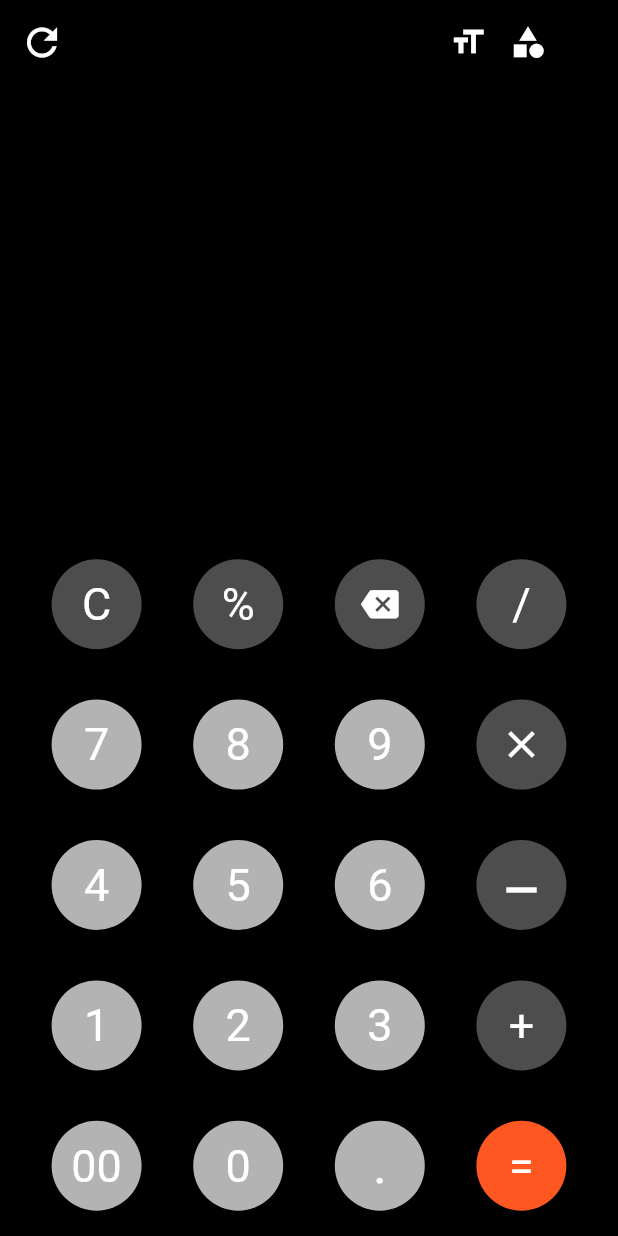
After one commit to theAkHilsarkar18/flutter_day9, a Flutter app: the screen it shows after launch, on a phone screen of 412 x 824 dp. The commit adds this screen. Run offline on Flutter 3.47's test engine with Material 2 defaults, Android fonts, the phone set to English and light mode, and no system bars.

Commit message:
18-12-2022 calculator

```diff
--- /dev/null
+++ b/lib/index2.dart
@@ -0,0 +1,298 @@
+import 'package:flutter/material.dart';
+
+class Index2 extends StatefulWidget {
+  const Index2({Key? key}) : super(key: key);
+
+  @override
+  State<Index2> createState() => _Index2State();
+}
+
+class _Index2State extends State<Index2> {
+  @override
+  Widget build(BuildContext context) {
+    return SafeArea(
+      child: Scaffold(
+        appBar: AppBar(
+          backgroundColor: Colors.black,
+          leading: Icon(Icons.refresh, size: 30, color: Colors.white),
+          actions: [
+            Row(
+              children: [
+                Container(
+                  height: 40,
+                  width: 40,
+                  child: Icon(Icons.format_size, size: 25, color: Colors.white),
+                ),
+                Container(
+                  height: 40,
+                  width: 40,
+                  child: Icon(Icons.category, size: 25, color: Colors.white),
+                ),
+                Container(
+                  height: 40,
+                  width: 40,
+                  child: Icon(Icons.more_vert, size: 25, color: Colors.black),
+                ),
+              ],
+            ),
+          ],
+        ),
+        body: Column(
+          crossAxisAlignment: CrossAxisAlignment.stretch,
+          children: [
+            Container(
+              height: 300,
+              width: 200,
+              decoration: BoxDecoration(
+                color: Colors.black,
+                //border: Border(bottom: BorderSide(color: Colors.white70,style: BorderStyle.solid),),
+              ),
+
+            ),
+            Expanded(
+              child: Container(
+                height: 200,
+                width: 200,
+                color: Colors.black,
+                child: Expanded(
+                  child: Column(
+                    crossAxisAlignment: CrossAxisAlignment.center,
+                    mainAxisAlignment: MainAxisAlignment.center,
+                    children: [
+                      // row 1
+                      Expanded(
+                        child: Row(
+                          mainAxisAlignment: MainAxisAlignment.spaceEvenly,
+                          children: [
+
+                            Container(
+                              alignment: Alignment.center,
+                              child: Text("C",style: TextStyle(color: Colors.white,fontSize: 30),),
+                              height: 60,
+                              width: 60,
+                              decoration: BoxDecoration(
+                                  shape: BoxShape.circle,
+                                  color: Colors.white30),
+                            ),
+
+                            Container(
+                              alignment: Alignment.center,
+                              child: Text("%",style: TextStyle(color: Colors.white,fontSize: 30),),
+                              height: 60,
+                              width: 60,
+                              decoration: BoxDecoration(
+                                  shape: BoxShape.circle,
+                                  color: Colors.white30),
+                            ),
+                            Container(
+                              alignment: Alignment.center,
+                              child: Icon(Icons.backspace,color: Colors.white,size: 25),
+                              height: 60,
+                              width: 60,
+                              decoration: BoxDecoration(
+                                  shape: BoxShape.circle,
+                                  color: Colors.white30),
+                            ),
+                            Container(
+                              alignment: Alignment.center,
+                              child: Text("/",style: TextStyle(color: Colors.white,fontSize: 30),),
+                              height: 60,
+                              width: 60,
+                              decoration: BoxDecoration(
+                                  shape: BoxShape.circle,
+                                  color: Colors.white30),
+                            ),
+                          ],
+                        ),
+                      ),
+
+                      // row 2
+                      Expanded(
+                        child: Row(
+                          mainAxisAlignment: MainAxisAlignment.spaceEvenly,
+                          children: [
+                            Container(
+                              alignment: Alignment.center,
+                              child: Text("7",style: TextStyle(color: Colors.white,fontSize: 30),),
+                              height: 60,
+                              width: 60,
+                              decoration: BoxDecoration(
+                                  shape: BoxShape.circle,
+                                  color: Colors.white70),
+                            ),
+                            Container(
+                              alignment: Alignment.center,
+                              child: Text("8",style: TextStyle(color: Colors.white,fontSize: 30),),
+                              height: 60,
+                              width: 60,
+                              decoration: BoxDecoration(
+                                  shape: BoxShape.circle,
+                                  color: Colors.white70),
+                            ),
+                            Container(
+                              alignment: Alignment.center,
+                              child: Text("9",style: TextStyle(color: Colors.white,fontSize: 30),),
+                              height: 60,
+                              width: 60,
+                              decoration: BoxDecoration(
+                                  shape: BoxShape.circle,
+                                  color: Colors.white70),
+                            ),
+                            Container(
+                              alignment: Alignment.center,
+                              child: Icon(Icons.clear,color: Colors.white,size: 30),
+                              height: 60,
+                              width: 60,
+                              decoration: BoxDecoration(
+                                  shape: BoxShape.circle,
+                                  color: Colors.white30),
+                            ),
+                          ],
+                        ),
+                      ),
+
+                      // row 3
+                      Expanded(
+                        child: Row(
+                          mainAxisAlignment: MainAxisAlignment.spaceEvenly,
+                          children: [
+                            Container(
+                              alignment: Alignment.center,
+                              child: Text("4",style: TextStyle(color: Colors.white,fontSize: 30),),
+                              height: 60,
+                              width: 60,
+                              decoration: BoxDecoration(
+                                  shape: BoxShape.circle,
+                                  color: Colors.white70),
+                            ),
+                            Container(
+                              alignment: Alignment.center,
+                              child: Text("5",style: TextStyle(color: Colors.white,fontSize: 30),),
+                              height: 60,
+                              width: 60,
+                              decoration: BoxDecoration(
+                                  shape: BoxShape.circle,
+                                  color: Colors.white70),
+                            ),
+                            Container(
+                              alignment: Alignment.center,
+                              child: Text("6",style: TextStyle(color: Colors.white,fontSize: 30),),
+                              height: 60,
+                              width: 60,
+                              decoration: BoxDecoration(
+                                  shape: BoxShape.circle,
+                                  color: Colors.white70),
+                            ),
+                            Container(
+                              alignment: Alignment.topCenter,
+                              child: Icon(Icons.minimize,color: Colors.white,size: 40),
+                              height: 60,
+                              width: 60,
+                              decoration: BoxDecoration(
+                                  shape: BoxShape.circle,
+                                  color: Colors.white30),
+                            ),
+                          ],
+                        ),
+                      ),
+
+                      // row 4
+                      Expanded(
+                        child: Row(
+                          mainAxisAlignment: MainAxisAlignment.spaceEvenly,
+                          children: [
+                            Container(
+                              alignment: Alignment.center,
+                              child: Text("1",style: TextStyle(color: Colors.white,fontSize: 30),),
+                              height: 60,
+                              width: 60,
+                              decoration: BoxDecoration(
+                                  shape: BoxShape.circle,
+                                  color: Colors.white70),
+                            ),
+                            Container(
+                              alignment: Alignment.center,
+                              child: Text("2",style: TextStyle(color: Colors.white,fontSize: 30),),
+                              height: 60,
+                              width: 60,
+                              decoration: BoxDecoration(
+                                  shape: BoxShape.circle,
+                                  color: Colors.white70),
+                            ),
+                            Container(
+                              alignment: Alignment.center,
+                              child: Text("3",style: TextStyle(color: Colors.white,fontSize: 30),),
+                              height: 60,
+                              width: 60,
+                              decoration: BoxDecoration(
+                                  shape: BoxShape.circle,
+                                  color: Colors.white70),
+                            ),
+                            Container(
+                              alignment: Alignment.center,
+                              child: Text("+",style: TextStyle(color: Colors.white,fontSize: 30),),
+                              height: 60,
+                              width: 60,
+                              decoration: BoxDecoration(
+                                  shape: BoxShape.circle,
+                                  color: Colors.white30),
+                            ),
+                          ],
+                        ),
+                      ),
+
+                      // row 5
+                      Expanded(
+                        child: Row(
+                          mainAxisAlignment: MainAxisAlignment.spaceEvenly,
+                          children: [
+                            Container(
+                              alignment: Alignment.center,
+                              child: Text("00",style: TextStyle(color: Colors.white,fontSize: 30),),
+                              height: 60,
+                              width: 60,
+                              decoration: BoxDecoration(
+                                  shape: BoxShape.circle,
+                                  color: Colors.white70),
+                            ),
+                            Container(
+                              alignment: Alignment.center,
+                              child: Text("0",style: TextStyle(color: Colors.white,fontSize: 30),),
+                              height: 60,
+                              width: 60,
+                              decoration: BoxDecoration(
+                                  shape: BoxShape.circle,
+                                  color: Colors.white70),
+                            ),
+                            Container(
+                              alignment: Alignment.center,
+                              child: Text(".",style: TextStyle(color: Colors.white,fontSize: 35),),
+                              height: 60,
+                              width: 60,
+                              decoration: BoxDecoration(
+                                  shape: BoxShape.circle,
+                                  color: Colors.white70),
+                            ),
+                            Container(
+                              alignment: Alignment.center,
+                              child: Text("=",style: TextStyle(color: Colors.white,fontSize: 30),),
+                              height: 60,
+                              width: 60,
+                              decoration: BoxDecoration(
+                                  shape: BoxShape.circle,
+                                  color: Colors.deepOrange),
+                            ),
+                          ],
+                        ),
+                      ),
+                    ],
+                  ),
+                ),
+              ),
+            )
+          ],
+        ),
+      ),
+    );
+  }
+}
--- a/lib/main.dart
+++ b/lib/main.dart
@@ -1,12 +1,14 @@
 import 'package:flutter/material.dart';
 import 'index.dart';
+import 'index2.dart';
 
  void main()
  {
   runApp(
       MaterialApp(
         debugShowCheckedModeBanner: false,
-       home: Index(),
+       home: Index2(),
+        //Index(),
       ),
   );
 
```
